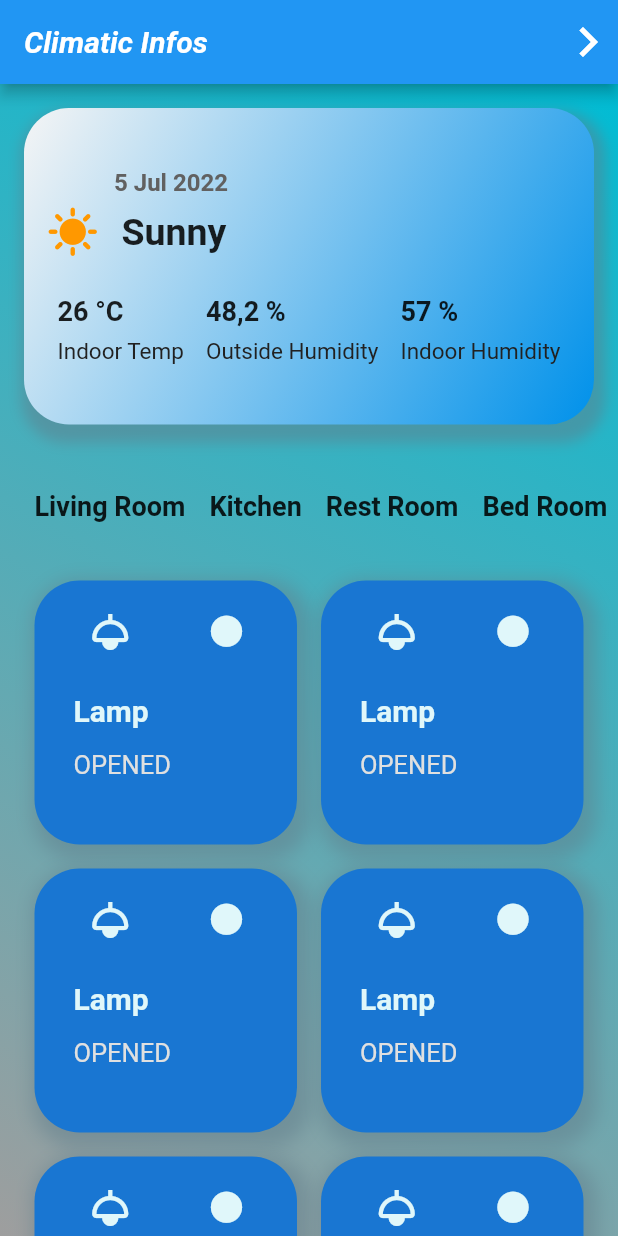
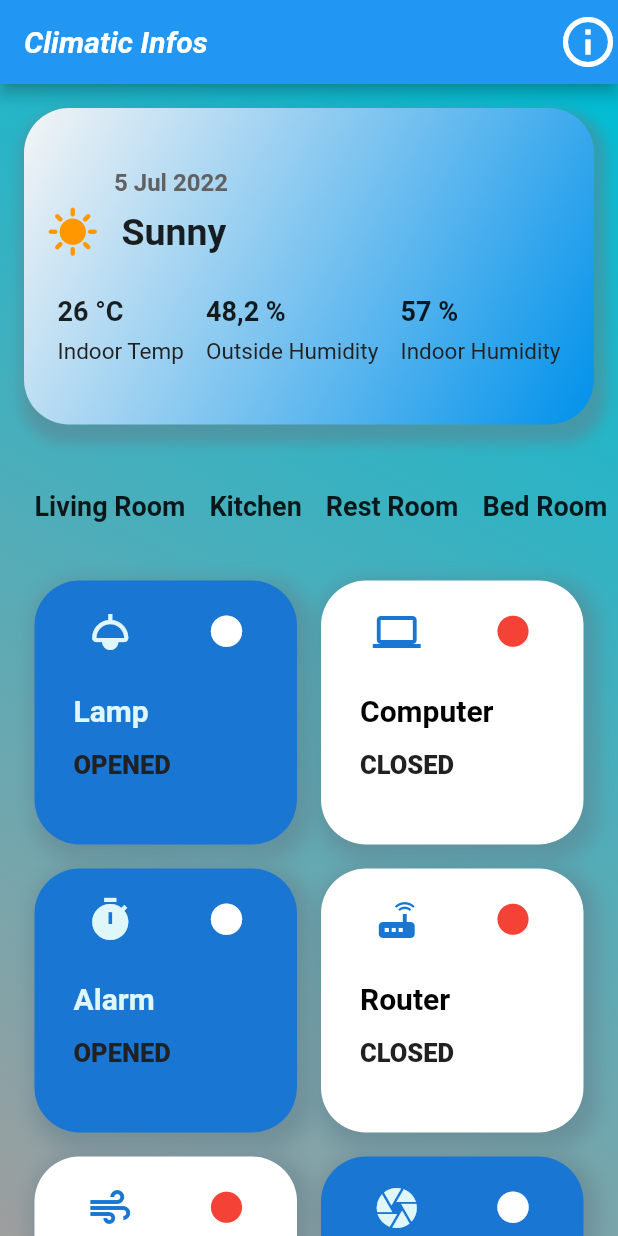
Before and after one commit to vinibressanini/flutter_day_one, a Flutter app: the screen it shows after launch, on a phone screen of 412 x 824 dp. Run offline on Flutter 3.47's test engine with Material 2 defaults, Android fonts, the phone set to English and light mode, and no system bars; our stand-ins replace carousel_slider.

Commit message:
[feat] Added files

```diff
--- a/lib/presenter/home/home_page.dart
+++ b/lib/presenter/home/home_page.dart
@@ -9,11 +9,9 @@ class HomePage extends StatelessWidget {
   @override
   Widget build(BuildContext context) {
     return Scaffold(
-      backgroundColor: Colors.cyan.shade100,
       appBar: AppBar(
         title: const Text(
           "Climatic Infos",
-          textAlign: TextAlign.center,
           style: TextStyle(
             fontStyle: FontStyle.italic,
             fontWeight: FontWeight.bold,
@@ -29,7 +27,7 @@ class HomePage extends StatelessWidget {
               );
             },
             icon: const Icon(
-              Icons.keyboard_arrow_right_sharp,
+              Icons.info_outline,
               size: 40,
             ),
           ),
--- a/lib/presenter/home/widgets/body_home.dart
+++ b/lib/presenter/home/widgets/body_home.dart
@@ -22,12 +22,36 @@ class BodyHome extends StatelessWidget {
           const SizedBox(height: 20),
           Wrap(
             children: const [
-              ContainerLampHome(),
-              ContainerLampHome(),
-              ContainerLampHome(),
-              ContainerLampHome(),
-              ContainerLampHome(),
-              ContainerLampHome(),
+              ContainerLampHome(
+                icon: Icons.light,
+                title: 'Lamp',
+                isOpened: true,
+              ),
+              ContainerLampHome(
+                icon: Icons.computer,
+                title: 'Computer',
+                isOpened: false,
+              ),
+              ContainerLampHome(
+                icon: Icons.timer,
+                title: 'Alarm',
+                isOpened: true,
+              ),
+              ContainerLampHome(
+                icon: Icons.router,
+                title: 'Router',
+                isOpened: false,
+              ),
+              ContainerLampHome(
+                icon: Icons.air,
+                title: 'Air Contidioner',
+                isOpened: false,
+              ),
+              ContainerLampHome(
+                icon: Icons.camera,
+                title: 'Camera',
+                isOpened: true,
+              ),
             ],
           ),
           const ContainerMusicFooter(),
--- a/lib/presenter/home/widgets/lamp_home.dart
+++ b/lib/presenter/home/widgets/lamp_home.dart
@@ -1,8 +1,15 @@
 import 'package:flutter/material.dart';
 
 class ContainerLampHome extends StatelessWidget {
+  final bool isOpened;
+  final IconData icon;
+  final String title;
+
   const ContainerLampHome({
     Key? key,
+    required this.isOpened,
+    required this.icon,
+    required this.title,
   }) : super(key: key);
 
   @override
@@ -12,14 +19,14 @@ class ContainerLampHome extends StatelessWidget {
       padding: const EdgeInsets.symmetric(horizontal: 10, vertical: 18),
       margin: const EdgeInsets.all(8),
       decoration: BoxDecoration(
-        color: Colors.blue.shade700,
+        color: isOpened ? Colors.blue.shade700 : Colors.white,
         borderRadius: BorderRadius.circular(30),
         boxShadow: [
           BoxShadow(
             color: Colors.blueGrey.withOpacity(0.5),
             spreadRadius: 5,
             blurRadius: 10,
-            offset: Offset(4, 5),
+            offset: const Offset(4, 5),
           )
         ],
       ),
@@ -30,13 +37,13 @@ class ContainerLampHome extends StatelessWidget {
             mainAxisAlignment: MainAxisAlignment.spaceAround,
             children: [
               Icon(
-                Icons.light,
-                color: Colors.cyan.shade50,
+                icon,
+                color: isOpened ? Colors.cyan.shade50 : Colors.blue.shade700,
                 size: 32,
               ),
               Icon(
                 Icons.circle,
-                color: Colors.cyan.shade50,
+                color: isOpened ? Colors.white : Colors.red,
                 size: 25,
               ),
             ],
@@ -50,21 +57,25 @@ class ContainerLampHome extends StatelessWidget {
               crossAxisAlignment: CrossAxisAlignment.start,
               children: [
                 Text(
-                  "Lamp",
+                  title,
                   style: TextStyle(
                     fontSize: 20,
-                    color: Colors.cyan.shade50,
+                    color: isOpened ? Colors.cyan.shade50 : Colors.black,
                     fontWeight: FontWeight.bold,
+
                   ),
+                  maxLines: 1,
+                  overflow: TextOverflow.ellipsis,
                 ),
                 const SizedBox(
                   height: 15,
                 ),
                 Text(
-                  "OPENED",
+                  isOpened ? 'OPENED' : 'CLOSED',
                   style: TextStyle(
                     fontSize: 17,
-                    color: Colors.grey.shade300,
+                    color: Colors.grey.shade900,
+                    fontWeight: FontWeight.w900
                   ),
                 ),
               ],
```
Also changed, not shown: lib/presenter/next_page/next_page.dart (+15 -6 lines), lib/presenter/next_page/widgets/carousel_images_next_page.dart (+12 -10 lines).
